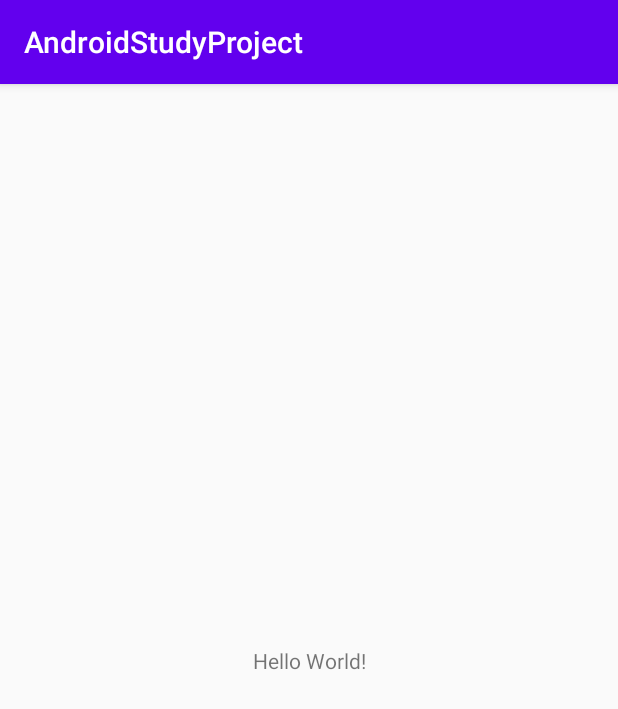
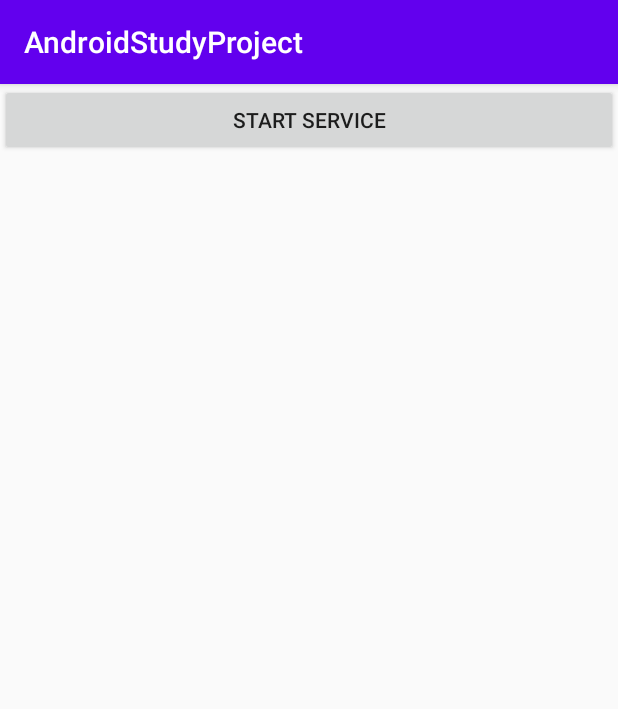
Before and after one commit to vikas1993/AndroidStudyCode, an Android app: the screen it shows after launch (MainActivity), on a phone screen of 412 x 824 dp. Shown: the top 709 px of the screen. Run offline under Robolectric (Android 15) with nearby library versions, the phone set to English and light mode, and no system bars.

Commit message:
Chapter 8

```diff
--- a/app/src/main/res/layout/activity_main.xml
+++ b/app/src/main/res/layout/activity_main.xml
@@ -1,18 +1,20 @@
 <?xml version="1.0" encoding="utf-8"?>
-<androidx.constraintlayout.widget.ConstraintLayout xmlns:android="http://schemas.android.com/apk/res/android"
+<LinearLayout xmlns:android="http://schemas.android.com/apk/res/android"
     xmlns:app="http://schemas.android.com/apk/res-auto"
     xmlns:tools="http://schemas.android.com/tools"
     android:layout_width="match_parent"
     android:layout_height="match_parent"
+    android:orientation="vertical"
     tools:context=".MainActivity">
 
-    <TextView
-        android:layout_width="wrap_content"
+    <Button
+        android:layout_width="match_parent"
         android:layout_height="wrap_content"
-        android:text="Hello World!"
+        android:text="Start Service"
+        android:onClick="startService"
         app:layout_constraintBottom_toBottomOf="parent"
         app:layout_constraintLeft_toLeftOf="parent"
         app:layout_constraintRight_toRightOf="parent"
         app:layout_constraintTop_toTopOf="parent" />
 
-</androidx.constraintlayout.widget.ConstraintLayout>
+</LinearLayout>
```
Also changed, not shown: app/src/main/java/com/nit/androidstudyproject/HelloService.java (added, +77 -0 lines), app/src/main/java/com/nit/androidstudyproject/MainActivity.java (+7 -0 lines).
